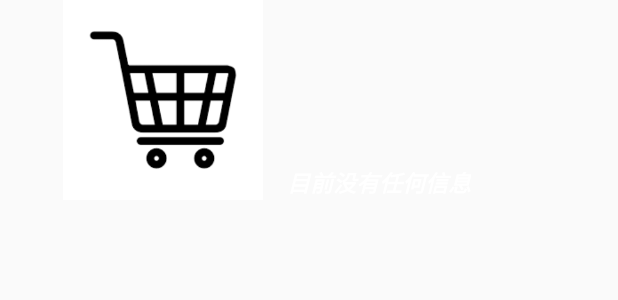
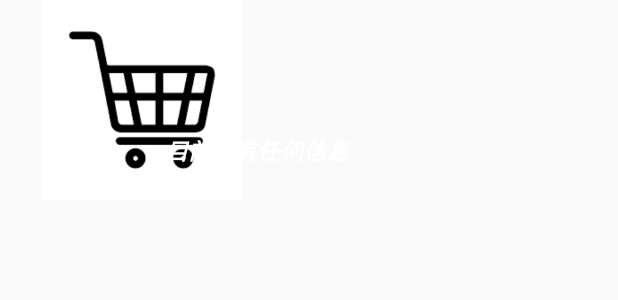
Before and after one commit to lxl026/Gouwuche, an Android app: the layout m_widget.xml on its own in the app's theme, with its tools: preview values and no code run, on a phone screen of 412 x 824 dp. Shown: the top 300 px of the screen. Run offline under Robolectric (Android 15) with nearby library versions, the phone set to English and light mode, and no system bars.

Commit message:
测试搜索功能前的push

```diff
--- a/app/src/main/AndroidManifest.xml
+++ b/app/src/main/AndroidManifest.xml
@@ -38,6 +38,7 @@
                 <action android:name="company.leon.gouwuche.MyStaticFliter" />
             </intent-filter>
         </receiver>
+
         <receiver android:name=".mWidget">
             <intent-filter>
                 <action android:name="company.leon.gouwuche.StaticActionWidget"/>
--- a/app/src/main/java/company/leon/gouwuche/Detail.java
+++ b/app/src/main/java/company/leon/gouwuche/Detail.java
@@ -118,6 +118,7 @@ public class Detail extends AppCompatActivity {
         back.setOnClickListener(new View.OnClickListener() {
             @Override
             public void onClick(View v) {
+
                 Intent intent=new Intent(Detail.this,MainActivity.class);
 //                Bundle bundle = new Bundle();
 //                bundle.putSerializable("goods", g);
--- a/app/src/main/java/company/leon/gouwuche/MainActivity.java
+++ b/app/src/main/java/company/leon/gouwuche/MainActivity.java
@@ -227,8 +227,6 @@ public class MainActivity extends AppCompatActivity {
             floatingActionButton.setImageResource(R.drawable.mainpage);
             flag=false;
         }
-
-
     }
 
     //重写onEventMainThread，在主线程中执行信息更新
--- a/app/src/main/java/company/leon/gouwuche/Reciver.java
+++ b/app/src/main/java/company/leon/gouwuche/Reciver.java
@@ -2,7 +2,7 @@ package company.leon.gouwuche;
 
 import android.app.PendingIntent;
 import android.appwidget.AppWidgetManager;
-import android.content.BroadcastReceiver;
+import android.appwidget.AppWidgetProvider;
 import android.content.ComponentName;
 import android.content.Context;
 import android.content.Intent;
@@ -12,7 +12,7 @@ import android.widget.RemoteViews;
  * Created by Leon on 2017/10/30.
  */
 
-public class Reciver extends BroadcastReceiver{
+public class Reciver extends AppWidgetProvider {
     @Override
     public void onReceive(Context context, Intent intent) {
         if(intent.getAction().equals("company.leon.gouwuche.DynamicActionWidget")) {
@@ -21,7 +21,6 @@ public class Reciver extends BroadcastReceiver{
             Intent i = new Intent(context,MainActivity.class);
             i.addCategory(Intent.CATEGORY_LAUNCHER);
             i.putExtras(intent.getExtras());
-
             PendingIntent pi = PendingIntent.getActivity(context,0,i,PendingIntent.FLAG_UPDATE_CURRENT);
             updateViews.setTextViewText(R.id.appwidget_text,g.getName()+"已添加到购物车");
             updateViews.setImageViewResource(R.id.appwidget_image,g.getImageid());
--- a/app/src/main/res/layout/m_widget.xml
+++ b/app/src/main/res/layout/m_widget.xml
@@ -11,7 +11,7 @@
         android:layout_height="200px"
         android:layout_alignParentStart="true"
         android:layout_alignParentTop="true"
-        android:layout_marginStart="42dp"
+        android:layout_marginStart="28dp"
         android:src="@drawable/shoplist" />
 
     <TextView
@@ -19,9 +19,8 @@
         android:layout_width="wrap_content"
         android:layout_height="wrap_content"
         android:layout_alignBottom="@+id/appwidget_image"
-        android:layout_marginStart="16dp"
-        android:layout_toEndOf="@+id/appwidget_image"
-        android:contentDescription="@string/appwidget_text"
+        android:layout_marginStart="110dp"
+        android:layout_marginBottom="21dp"
         android:text="目前没有任何信息"
         android:textColor="#ffffff"
         android:textSize="15sp"
```
Also changed, not shown: app/src/main/java/company/leon/gouwuche/mWidget.java (+5 -8 lines), app/src/main/res/xml/m_widget_info.xml (line endings or trailing spaces).
